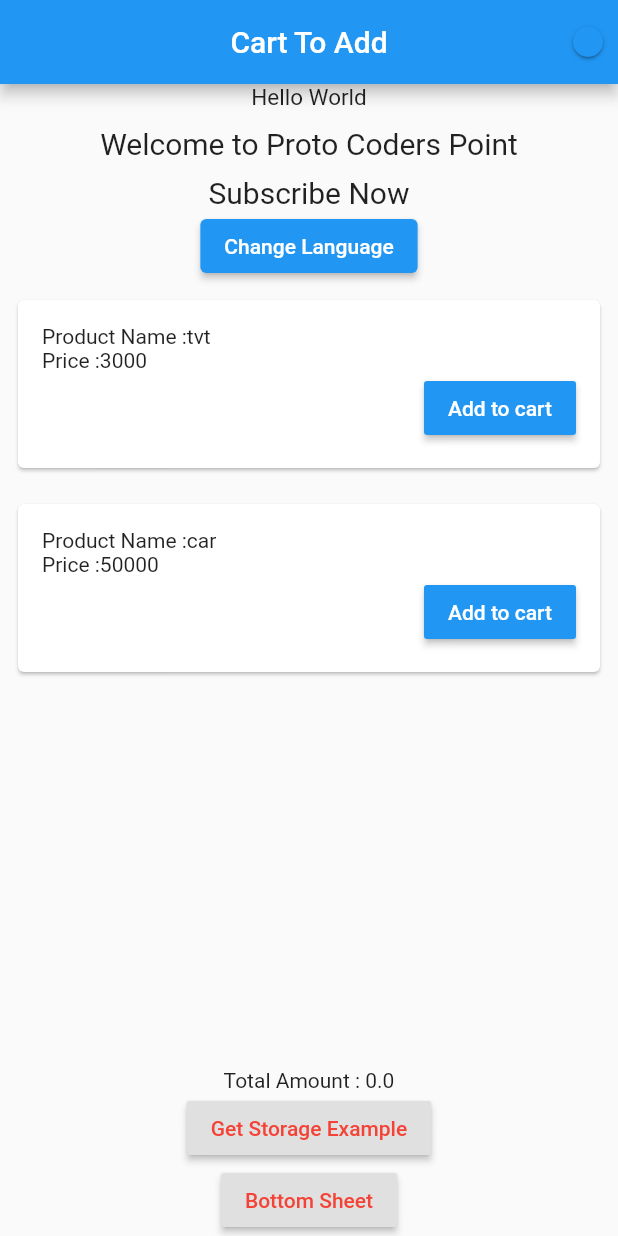
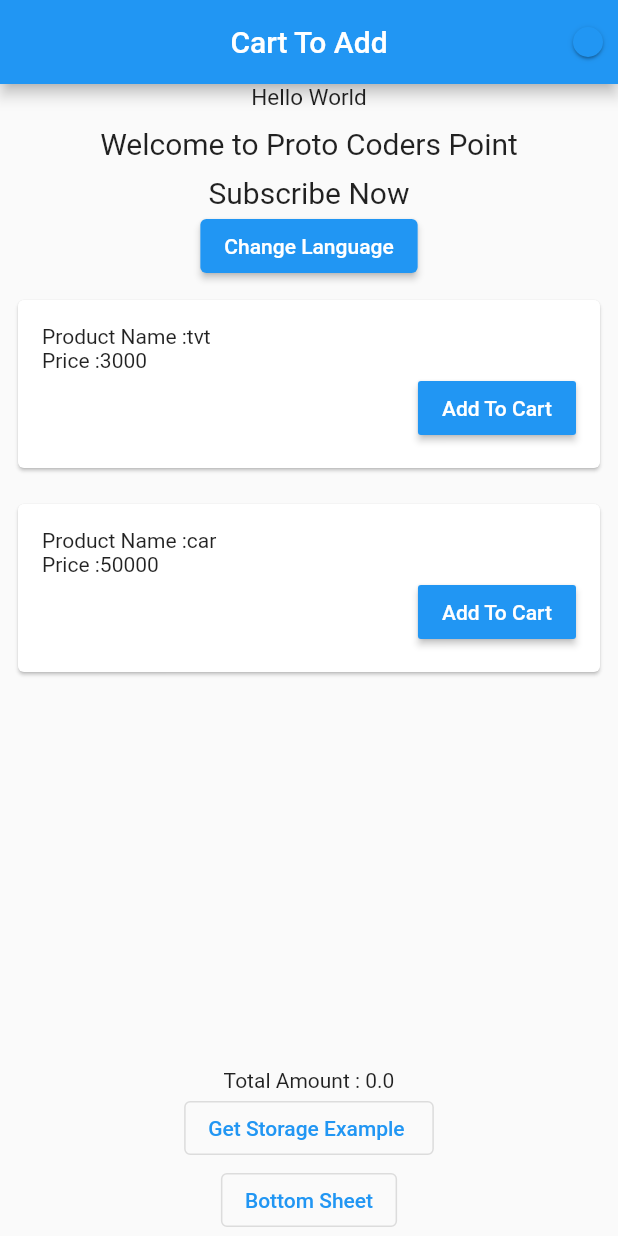
Before and after one commit to thoyyibuae/tech-getx, a Flutter app: the screen it shows after launch, on a phone screen of 412 x 824 dp. Run offline on Flutter 3.47's test engine with Material 2 defaults, Android fonts, the light colour scheme and no system bars; our stand-ins replace get, get_storage.

Commit message:
last commit 3.05

```diff
--- /dev/null
+++ b/lib/app/components/button.dart
@@ -0,0 +1,24 @@
+import 'package:flutter/material.dart';
+
+class lineButton extends StatelessWidget {
+  final Function onTap;
+  final String text;
+
+  const lineButton({
+    Key? key,
+    required this.text,
+    required this.onTap,
+  }) : super(key: key);
+
+  @override
+  Widget build(BuildContext context) {
+    return SizedBox(
+      child: OutlinedButton(
+        child: Text("${text.toString()}"),
+        onPressed: () {
+          onTap();
+        },
+      ),
+    );
+  }
+}
--- /dev/null
+++ b/lib/app/components/cartButton.dart
@@ -0,0 +1,25 @@
+import 'package:flutter/material.dart';
+
+class CartButton extends StatelessWidget {
+  final Function onTap;
+  final String text;
+
+  const CartButton({
+    Key? key,
+    required this.text,
+    required this.onTap,
+  }) : super(key: key);
+
+  @override
+  Widget build(BuildContext context) {
+    return SizedBox(
+      child: RaisedButton(
+          child: Text(text),
+          color: Colors.blue,
+          textColor: Colors.white,
+          onPressed: () {
+            onTap();
+          }),
+    );
+  }
+}
--- a/lib/app/modules/home/views/home_view.dart
+++ b/lib/app/modules/home/views/home_view.dart
@@ -1,55 +1,13 @@
 import 'package:flutter/material.dart';
 
 import 'package:get/get.dart';
+import 'package:get_cli_tech/app/components/button.dart';
+import 'package:get_cli_tech/app/components/cartButton.dart';
 import 'package:get_cli_tech/app/modules/getstorage/views/getstorage_view.dart';
 
 import '../controllers/home_controller.dart';
 
 class HomeView extends GetView<HomeController> {
-//update lanaguage
-  buildLanguageDialog(BuildContext context) {
-    showDialog(
-        context: context,
-        builder: (builder) {
-          return AlertDialog(
-            title: Text('Choose Your Language'),
-            content: Container(
-              width: double.maxFinite,
-              child: ListView.separated(
-                  shrinkWrap: true,
-                  itemBuilder: (context, index) {
-                    return Padding(
-                      padding: const EdgeInsets.all(8.0),
-                      child: GestureDetector(
-                        child: Text(controller.locale[index]['name']),
-                        onTap: () {
-                          print(controller.locale[index]['name']);
-                          var locale = controller.locale[index]['locale'];
-                          if (controller.locale[index]['name'] == "ENGLISH") {
-                            Get.updateLocale(locale);
-                          }
-                          if (controller.locale[index]['name'] == "عرب") {
-                            Get.updateLocale(locale);
-                          }
-                          if (controller.locale[index]['name'] == "हिंदी") {
-                            Get.updateLocale(locale);
-                          }
-                          Get.back();
-                        },
-                      ),
-                    );
-                  },
-                  separatorBuilder: (context, index) {
-                    return Divider(
-                      color: Colors.blue,
-                    );
-                  },
-                  itemCount: controller.locale.length),
-            ),
-          );
-        });
-  }
-
   @override
   Widget build(BuildContext context) {
     return SafeArea(
@@ -91,13 +49,20 @@
                 'sub'.tr,
                 style: TextStyle(fontSize: 20),
               ),
-              ElevatedButton(
-                  onPressed: () {
-                    buildLanguageDialog(context);
-                  },
-                  child: Text('changelang'.tr)),
             ],
           ),
+          GetBuilder<HomeController>(builder: (_) {
+            return Row(
+              mainAxisAlignment: MainAxisAlignment.center,
+              children: [
+                ElevatedButton(
+                    onPressed: () {
+                      _.buildLanguageDialog(context);
+                    },
+                    child: Text('changelang'.tr))
+              ],
+            );
+          }),
           Expanded(
             child: GetX<HomeController>(builder: (controller) {
               return ListView.builder(
@@ -124,14 +89,10 @@
                                 )
                               ],
                             ),
-                            RaisedButton(
-                                child: Text("Add to cart"),
-                                color: Colors.blue,
-                                textColor: Colors.white,
-                                onPressed: () {
-                                  controller
-                                      .addToCart(controller.products[index]);
-                                }),
+                            CartButton(
+                                text: "Add To Cart",
+                                onTap: () => controller
+                                    .addToCart(controller.products[index]))
                           ],
                         ),
                       ),
@@ -147,20 +108,14 @@
               })
             ],
           ),
-          RaisedButton(
-              child: Text(
-                "Get Storage Example",
-                style: TextStyle(color: Colors.red),
-              ),
-              onPressed: () {
+          lineButton(
+              text: "Get Storage Example ",
+              onTap: () {
                 Get.to(() => GetstorageView());
               }),
-          RaisedButton(
-              child: Text(
-                "Bottom Sheet",
-                style: TextStyle(color: Colors.red),
-              ),
-              onPressed: () {
+          lineButton(
+              text: "Bottom Sheet",
+              onTap: () {
                 Get.bottomSheet(Container(
                   height: 100,
                   color: Colors.white,
@@ -170,12 +125,16 @@
                     children: [
                       Icon(
                         Icons.home,
+                        color: controller.isDark ? Colors.red : Colors.black,
                       ),
-                      Icon(Icons.shopping_bag)
+                      Icon(
+                        Icons.shopping_bag,
+                        color: controller.isDark ? Colors.red : Colors.black,
+                      )
                     ],
                   ),
                 ));
-              })
+              }),
         ],
       ),
     ));
```
Also changed, not shown: lib/app/components/validate_button.dart (added, +27 -0 lines), lib/app/modules/getstorage/views/getstorage_view.dart (+9 -12 lines), lib/app/modules/home/controllers/home_controller.dart (+45 -0 lines).
